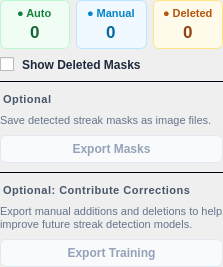
The window that src/startrails/ui/step_review_detections.ui (gkyle/startrails) describes before a commit, drawn with Qt 5.
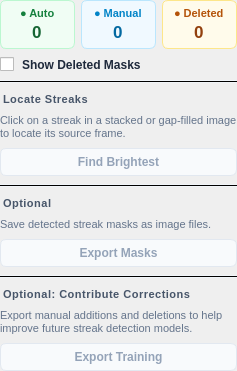
The same window after the commit.

Commit message: ui: review and correct

```diff
--- a/src/startrails/ui/step_review_detections.ui
+++ b/src/startrails/ui/step_review_detections.ui
@@ -3,7 +3,7 @@
  <class>ReviewSettings</class>
  <widget class="QWidget" name="reviewSettings">
   <property name="styleSheet">
-   <string notr="true">QLabel#optionalHeading, QLabel#contributeHeading {
+   <string notr="true">QLabel#optionalHeading, QLabel#contributeHeading, QLabel#findBrightestHeading {
     font-size: 11px;
     font-weight: 600;
     color: #475569;
@@ -11,7 +11,7 @@
     letter-spacing: 0.5px;
     margin-top: 2px;
 }
-QLabel#optionalMasksHint, QLabel#contributeHint {
+QLabel#optionalMasksHint, QLabel#contributeHint, QLabel#findBrightestHint {
     font-size: 11px;
     color: #64748b;
     line-height: 1.3;
@@ -67,7 +67,7 @@
     spacing: 8px;
     font-weight: 500;
 }
-QPushButton#masks, QPushButton#training {
+QPushButton#masks, QPushButton#training, QPushButton#findBrightest {
     background-color: #ffffff;
     color: #1e293b;
     border: 1px solid #cbd5e1;
@@ -80,12 +80,18 @@
     background-color: #f1f5f9;
     border-color: #94a3b8;
 }
-QPushButton#masks:disabled, QPushButton#training:disabled {
+QPushButton#findBrightest:checked {
+    background-color: #e0f2fe;
+    color: #0284c7;
+    border-color: #0284c7;
+    font-weight: 600;
+}
+QPushButton#masks:disabled, QPushButton#training:disabled, QPushButton#findBrightest:disabled {
     background-color: #f8fafc;
     color: #94a3b8;
     border-color: #e2e8f0;
 }
-QFrame#sep1, QFrame#sep2 {
+QFrame#sep1, QFrame#sep2, QFrame#sepFindBrightest {
     background-color: #f1f5f9;
     max-height: 1px;
 }</string>
@@ -228,6 +234,49 @@
      </property>
     </widget>
    </item>
+   <item>
+    <widget class="QFrame" name="sepFindBrightest">
+     <property name="frameShape">
+      <enum>QFrame::HLine</enum>
+     </property>
+    </widget>
+   </item>
+   <item>
+    <widget class="QLabel" name="findBrightestHeading">
+     <property name="text">
+      <string>Locate Streaks</string>
+     </property>
+    </widget>
+   </item>
+   <item>
+    <widget class="QLabel" name="findBrightestHint">
+     <property name="text">
+      <string>Click on a streak in a stacked or gap-filled image to locate its source frame.</string>
+     </property>
+     <property name="wordWrap">
+      <bool>true</bool>
+     </property>
+    </widget>
+   </item>
+   <item>
+    <widget class="QPushButton" name="findBrightest">
+     <property name="cursor">
+      <cursorShape>PointingHandCursor</cursorShape>
+     </property>
+     <property name="text">
+      <string>Find Brightest</string>
+     </property>
+     <property name="checkable">
+      <bool>true</bool>
+     </property>
+     <property name="enabled">
+      <bool>false</bool>
+     </property>
+     <property name="toolTip">
+      <string>Select a stacked or gap-filled output image to enable finding the brightest frame at a point.</string>
+     </property>
+    </widget>
+   </item>
    <item>
     <widget class="QFrame" name="sep1">
      <property name="frameShape">
```
Left out of the diff: 2 changed lines with no effect on the pictures. The commit also changes 9 other files.
